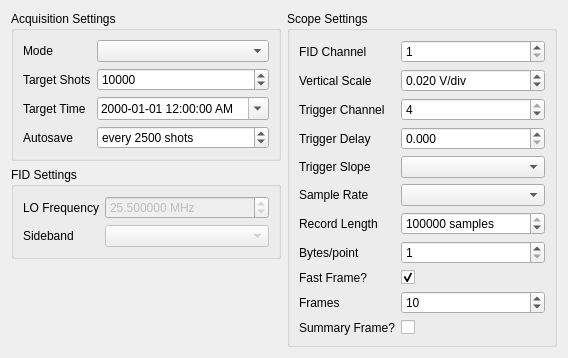
Before: the Qt Designer form ftmwconfigwidget.ui in kncrabtree/blackchirp, drawn with Qt 5.
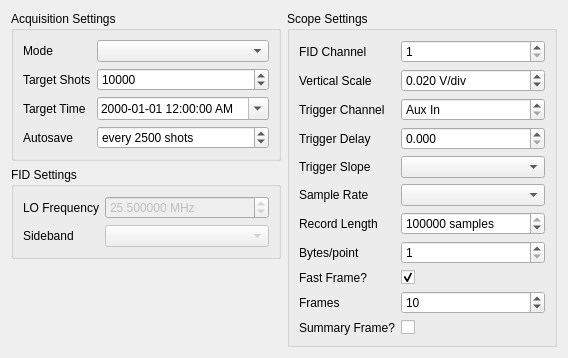
After: the same form once the commit is applied.

Commit message: Allow use of Aux In channel for trigger (ch 0)

```diff
--- a/ftmwconfigwidget.ui
+++ b/ftmwconfigwidget.ui
@@ -264,14 +264,17 @@
         </item>
         <item row="2" column="1">
          <widget class="QSpinBox" name="triggerChannelSpinBox">
+          <property name="specialValueText">
+           <string>Aux In</string>
+          </property>
           <property name="minimum">
-           <number>1</number>
+           <number>0</number>
           </property>
           <property name="maximum">
            <number>4</number>
           </property>
           <property name="value">
-           <number>4</number>
+           <number>0</number>
           </property>
          </widget>
         </item>
```
Left out of the diff: 2 changed lines with no effect on the pictures. The commit also changes 2 other files.
